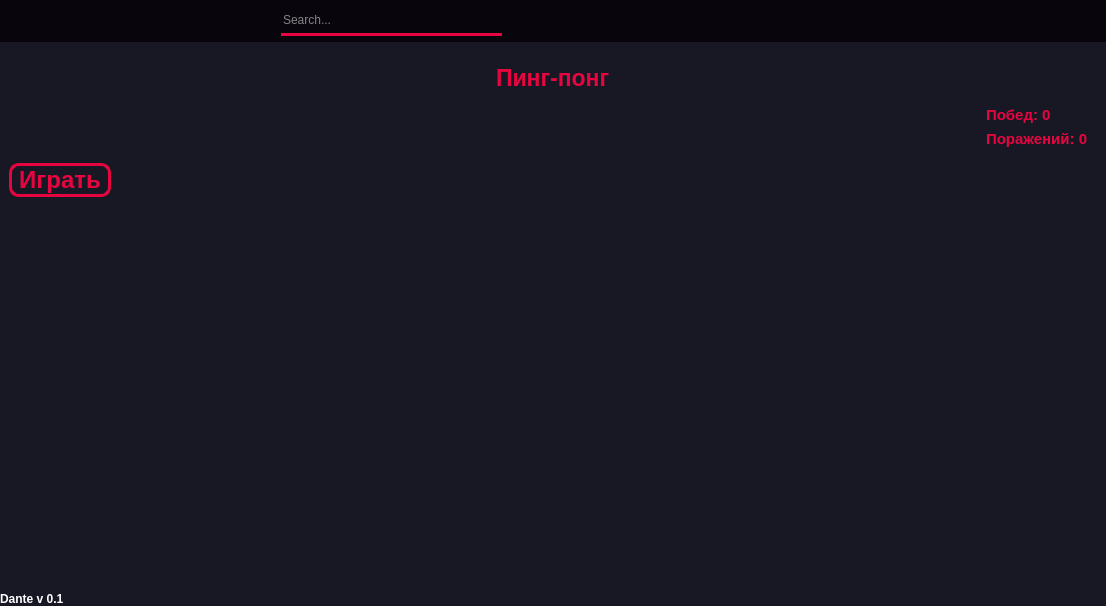
Kimiroshi/Dante, file qt_main_interface.ui: the form before one commit.
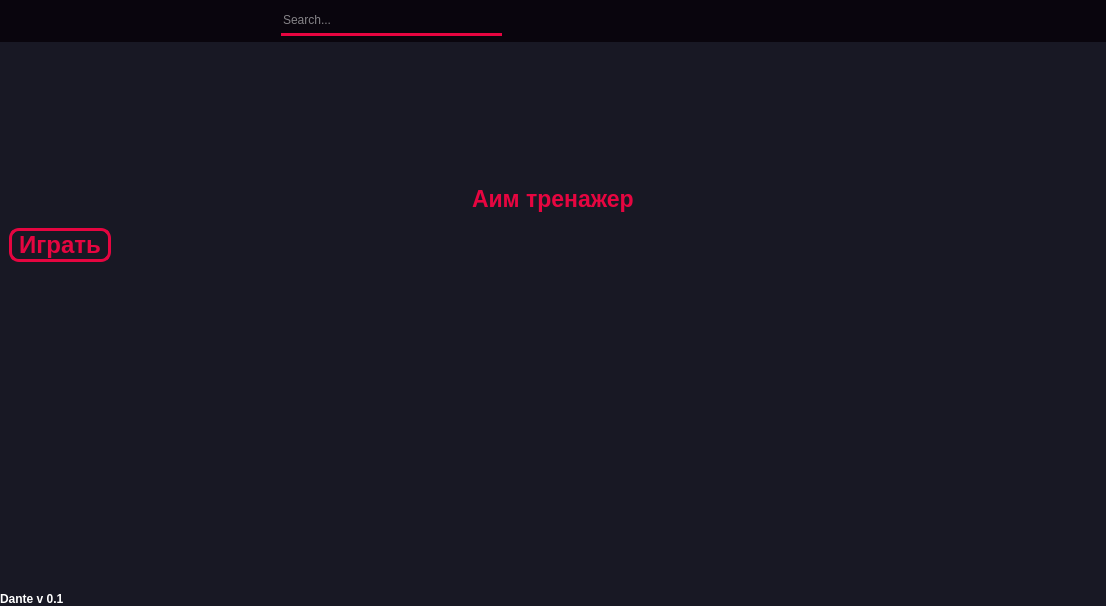
The form after the commit. Icons and pictures are not drawn.

Diff of the .ui file:
```diff
--- a/qt_main_interface.ui
+++ b/qt_main_interface.ui
@@ -1061,7 +1061,7 @@
           <enum>QFrame::Raised</enum>
          </property>
          <property name="currentIndex">
-          <number>6</number>
+          <number>1</number>
          </property>
          <widget class="QWidget" name="clicker_page">
           <property name="font">
@@ -1165,6 +1165,97 @@
            </item>
           </layout>
          </widget>
+         <widget class="QWidget" name="page_3">
+          <layout class="QVBoxLayout" name="verticalLayout_31">
+           <item alignment="Qt::AlignHCenter">
+            <widget class="QLabel" name="label_33">
+             <property name="sizePolicy">
+              <sizepolicy hsizetype="Preferred" vsizetype="Fixed">
+               <horstretch>0</horstretch>
+               <verstretch>0</verstretch>
+              </sizepolicy>
+             </property>
+             <property name="minimumSize">
+              <size>
+               <width>0</width>
+               <height>129</height>
+              </size>
+             </property>
+             <property name="text">
+              <string/>
+             </property>
+             <property name="pixmap">
+              <pixmap>qt_icons/aim_2.png</pixmap>
+             </property>
+            </widget>
+           </item>
+           <item alignment="Qt::AlignHCenter|Qt::AlignTop">
+            <widget class="QLabel" name="label_32">
+             <property name="sizePolicy">
+              <sizepolicy hsizetype="Preferred" vsizetype="Preferred">
+               <horstretch>0</horstretch>
+               <verstretch>8</verstretch>
+              </sizepolicy>
+             </property>
+             <property name="minimumSize">
+              <size>
+               <width>0</width>
+               <height>0</height>
+              </size>
+             </property>
+             <property name="font">
+              <font>
+               <pointsize>17</pointsize>
+               <weight>75</weight>
+               <bold>true</bold>
+              </font>
+             </property>
+             <property name="styleSheet">
+              <string notr="true">color: rgb(230, 5, 64)</string>
+             </property>
+             <property name="text">
+              <string>Аим тренажер</string>
+             </property>
+            </widget>
+           </item>
+           <item alignment="Qt::AlignLeft|Qt::AlignTop">
+            <widget class="QPushButton" name="aim_play">
+             <property name="sizePolicy">
+              <sizepolicy hsizetype="Minimum" vsizetype="Fixed">
+               <horstretch>0</horstretch>
+               <verstretch>80</verstretch>
+              </sizepolicy>
+             </property>
+             <property name="font">
+              <font>
+               <pointsize>18</pointsize>
+               <weight>75</weight>
+               <bold>true</bold>
+              </font>
+             </property>
+             <property name="cursor">
+              <cursorShape>PointingHandCursor</cursorShape>
+             </property>
+             <property name="styleSheet">
+              <string notr="true">QPushButton{
+border: 3px solid rgb(230, 5, 64);
+border-radius: 10px;
+color: rgb(230, 5, 64)
+}
+QPushButton:hover{
+border: 3px solid rgb(230, 5, 64);
+border-radius: 10px;
+color: rgb(230, 5, 64);
+background-color: rgba(230, 5, 64, 70)
+}</string>
+             </property>
+             <property name="text">
+              <string> Играть </string>
+             </property>
+            </widget>
+           </item>
+          </layout>
+         </widget>
          <widget class="QWidget" name="maze_page">
           <layout class="QVBoxLayout" name="verticalLayout_28">
            <item alignment="Qt::AlignHCenter|Qt::AlignTop">
@@ -2651,42 +2742,7 @@
              <property name="frameShadow">
               <enum>QFrame::Raised</enum>
              </property>
-             <layout class="QVBoxLayout" name="verticalLayout_30">
-              <item>
-               <widget class="QLabel" name="ping_pong_wins">
-                <property name="font">
-                 <font>
-                  <pointsize>11</pointsize>
-                  <weight>75</weight>
-                  <bold>true</bold>
-                 </font>
-                </property>
-                <property name="styleSheet">
-                 <string notr="true">color: rgb(230, 5, 64)</string>
-                </property>
-                <property name="text">
-                 <string>Побед: 0</string>
-                </property>
-               </widget>
-              </item>
-              <item>
-               <widget class="QLabel" name="ping_pong_loses">
-                <property name="font">
-                 <font>
-                  <pointsize>11</pointsize>
-                  <weight>75</weight>
-                  <bold>true</bold>
-                 </font>
-                </property>
-                <property name="styleSheet">
-                 <string notr="true">color: rgb(230, 5, 64)</string>
-                </property>
-                <property name="text">
-                 <string>Поражений: 0</string>
-                </property>
-               </widget>
-              </item>
-             </layout>
+             <layout class="QVBoxLayout" name="verticalLayout_30"/>
             </widget>
            </item>
            <item alignment="Qt::AlignLeft|Qt::AlignTop">
```
Left out of the diff: 141 changed lines with no effect on the pictures.
